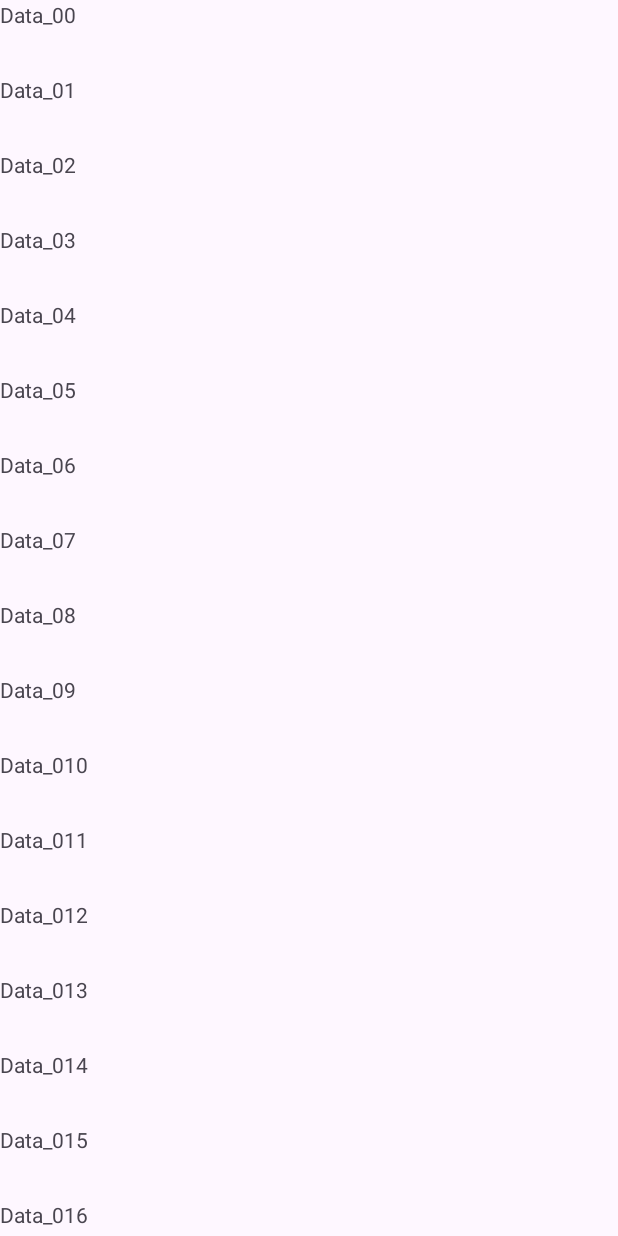
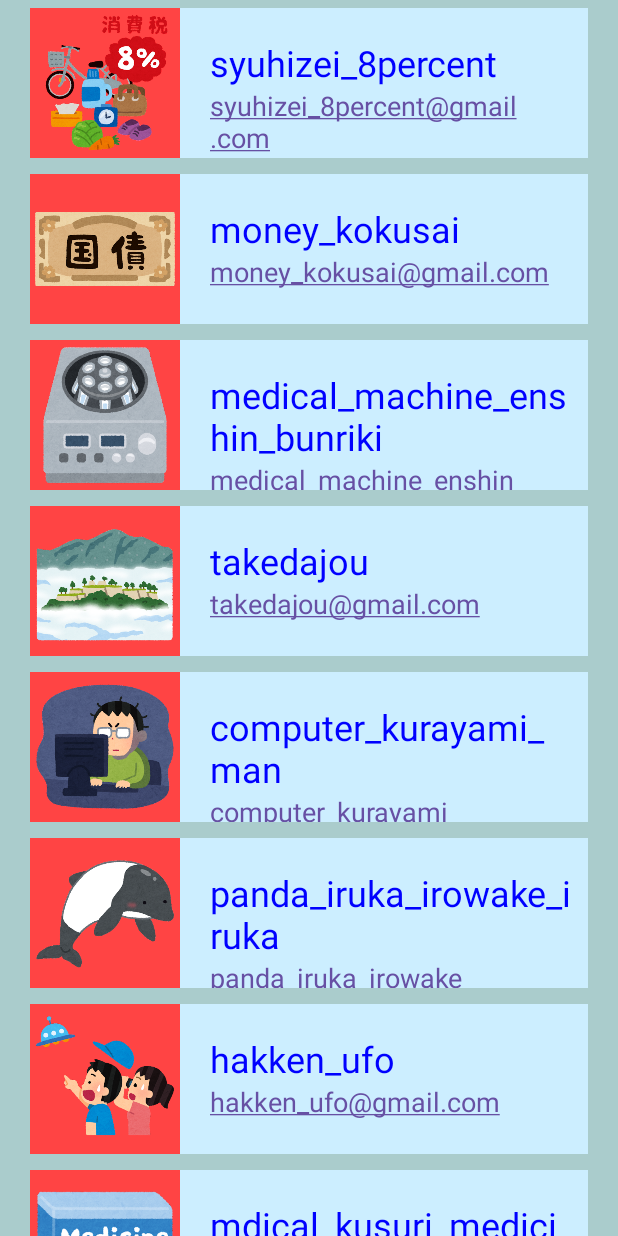
Before and after one commit to Pregum/ListUIPracticeAndroid, an Android app: the screen it shows after launch (MainActivity), on a phone screen of 412 x 824 dp. Run offline under Robolectric (Android 15) with nearby library versions, the phone set to English and light mode, and no system bars.

Commit message:
update: 画像を追加したCustom Cellを組み込んだRecyclerViewを実装

```diff
--- a/app/build.gradle.kts
+++ b/app/build.gradle.kts
@@ -44,4 +44,6 @@ dependencies {
     testImplementation("junit:junit:4.13.2")
     androidTestImplementation("androidx.test.ext:junit:1.1.5")
     androidTestImplementation("androidx.test.espresso:espresso-core:3.5.1")
+
+    implementation("androidx.recyclerview:recyclerview:1.3.1")
 }
--- a/app/src/main/java/com/example/arrayadapter2/MainActivity.kt
+++ b/app/src/main/java/com/example/arrayadapter2/MainActivity.kt
@@ -13,9 +13,40 @@ import java.util.Locale
 
 class MainActivity : AppCompatActivity() {
 
-    private val dataset: List<String> = (0 ..20).map {
-        String.format(Locale.ENGLISH, "Data_0%d", it)
+//    private val dataset: List<String> = (0 ..20).map {
+//        String.format(Locale.ENGLISH, "Data_0%d", it)
+//    }
+
+    companion object {
+        val names = listOf<String>(
+            "syuhizei_8percent",
+            "money_kokusai",
+            "medical_machine_enshin_bunriki",
+            "takedajou",
+            "computer_kurayami_man",
+            "panda_iruka_irowake_iruka",
+            "hakken_ufo",
+            "mdical_kusuri_medicine",
+            "mark_kokusan",
+            "buildng_iwate_ginkou"
+        )
+
+        val photos = listOf<Int>(
+            R.drawable.syouhizei_8percent,
+            R.drawable.money_kokusai,
+            R.drawable.medical_machine_enshin_bunriki,
+            R.drawable.takedajou,
+            R.drawable.computer_kurayami_man,
+            R.drawable.panda_iruka_irowake_iruka,
+            R.drawable.hakken_ufo,
+            R.drawable.medical_kusuri_medicine,
+            R.drawable.mark_kokusan,
+            R.drawable.buildng_iwate_ginkou
+        )
+
+
     }
+
     override fun onCreate(savedInstanceState: Bundle?) {
         super.onCreate(savedInstanceState)
         setContentView(R.layout.activity_main)
@@ -27,11 +58,16 @@ class MainActivity : AppCompatActivity() {
         recyclerView.setHasFixedSize(true)
 
         // use a linear layout manager
-        val rLayoutManager: LayoutManager = LinearLayoutManager(this)
+        val rLayoutManager = LinearLayoutManager(this)
+        recyclerView.layoutManager = rLayoutManager
+        val emails = mutableListOf<String>()
 
-        recyclerView.layoutManager = rLayoutManager
+        for (s in names) {
+            val str = String.format(Locale.ENGLISH, "%s@gmail.com", s)
+            emails.add(str)
+        }
 
-        val adapter = MyAdapter(dataset)
+        val adapter = MyAdapter(photos, names, emails)
         recyclerView.adapter = adapter
     }
 }
--- a/app/src/main/java/com/example/arrayadapter2/MyAdapter.kt
+++ b/app/src/main/java/com/example/arrayadapter2/MyAdapter.kt
@@ -3,40 +3,51 @@ package com.example.arrayadapter2
 import android.view.LayoutInflater
 import android.view.View
 import android.view.ViewGroup
+import android.widget.ImageView
 import android.widget.TextView
 import androidx.recyclerview.widget.RecyclerView
 
-class MyAdapter(dataSet: List<String>) : RecyclerView.Adapter<MyAdapter.ViewHolder>() {
+class MyAdapter(itemImages: List<Int>, itemNames: List<String>, itemEmails: List<String>) :
+    RecyclerView.Adapter<MyAdapter.ViewHolder>() {
 
-    private val localDataSet: List<String>
+    private val images: List<Int>
+    private val names: List<String>
+    private val emails: List<String>
 
-    /**
-     * Initialize the dataset of the Adapter.
-     *
-     * @param dataSet List<String> containing the data to populate views to be used
-     * by REcyclerView.
-     */
+
+    // Provide a suitable constructor (depends on the kind of dataset)
     init {
-        localDataSet = dataSet
+        images = itemImages
+        names = itemNames
+        emails = itemEmails
     }
 
 
+    // Provide a reference to the views for each data item
+    // COmplex data items may need more than one view per item, and
+    // you provide access to all the views for a data item in a view holder
     class ViewHolder(view: View) : RecyclerView.ViewHolder(view) {
-        private var _textView: TextView
+
+        // each data item is just a string in this case
+        val imageView: ImageView
+        val textView: TextView
+        val emailView: TextView
 
         init {
-            _textView = view.findViewById(R.id.text_view)
+            imageView = view.findViewById(R.id.image_view)
+            textView = view.findViewById(R.id.text_view)
+            emailView = view.findViewById(R.id.email_view)
         }
-
-        val textView: TextView
-            get() { return _textView }
     }
 
 
     // Create new views (invoked by the layout manager)
     override fun onCreateViewHolder(parent: ViewGroup, viewType: Int): ViewHolder {
+        // create anew view
         val view = LayoutInflater.from(parent.context)
             .inflate(R.layout.my_text_view, parent, false)
+
+        // set the view's size, margins, paddings and layout parameters
 
         return ViewHolder(view)
     }
@@ -44,14 +55,16 @@ class MyAdapter(dataSet: List<String>) : RecyclerView.Adapter<MyAdapter.ViewHold
     // Replace the contents of a view (invoked by the layout manager)
     override fun onBindViewHolder(holder: ViewHolder, position: Int) {
 
-        // Get element from your dataset at this position and replace the
-        // contents of the view with that element
-        holder.textView.setText(localDataSet[position])
+        // - get element from your dataset at this position
+        // - replace the contents of the view with that element
+        holder.imageView.setImageResource(images[position])
+        holder.textView.setText(names[position])
+        holder.emailView.setText(emails[position])
     }
 
     // Return the size of your dataset (invoked by the layout manager)
     override fun getItemCount(): Int {
-        return localDataSet.count()
+        return names.count()
     }
 
 }
--- a/app/src/main/res/layout/my_text_view.xml
+++ b/app/src/main/res/layout/my_text_view.xml
@@ -1,11 +1,60 @@
 <?xml version="1.0" encoding="utf-8"?>
 <LinearLayout xmlns:android="http://schemas.android.com/apk/res/android"
     android:layout_width="match_parent"
-    android:layout_height="wrap_content" >
+    android:layout_height="wrap_content"
+    android:background="#acc"
+    android:baselineAligned="false"
+    android:orientation="horizontal"
+    android:paddingLeft="20dp"
+    android:paddingTop="5dp"
+    android:paddingRight="20dp"
+    android:paddingBottom="5dp">
 
-    <TextView
-        android:id="@+id/text_view"
+    <RelativeLayout
         android:layout_width="wrap_content"
-        android:layout_height="50dp" />
+        android:layout_height="wrap_content">
+
+        <ImageView
+            android:layout_width="100dp"
+            android:layout_height="100dp"
+            android:background="#f44"
+            android:contentDescription="@string/description1" />
+
+
+        <ImageView
+            android:id="@+id/image_view"
+            android:layout_width="96dp"
+            android:layout_height="96dp"
+            android:layout_margin="2dp"
+            android:contentDescription="@string/description2" />
+    </RelativeLayout>
+
+    <LinearLayout
+        android:layout_width="0dp"
+        android:layout_height="match_parent"
+        android:layout_weight="1"
+        android:background="#cef"
+        android:orientation="vertical">
+
+        <TextView
+            android:id="@+id/text_view"
+            android:layout_width="wrap_content"
+            android:layout_height="wrap_content"
+            android:paddingStart="20dp"
+            android:paddingTop="20dp"
+            android:paddingEnd="10dp"
+            android:textColor="#00f"
+            android:textSize="24sp" />
+
+        <TextView
+            android:id="@+id/email_view"
+            android:layout_width="wrap_content"
+            android:layout_height="wrap_content"
+            android:layout_gravity="center_vertical"
+            android:autoLink="email"
+            android:paddingStart="20dp"
+            android:paddingEnd="10dp"
+            android:textSize="18sp" />
+    </LinearLayout>
 
 </LinearLayout>
--- a/app/src/main/res/values/strings.xml
+++ b/app/src/main/res/values/strings.xml
@@ -1,3 +1,5 @@
 <resources>
     <string name="app_name">ArrayAdapter2</string>
+    <string name="description1">background</string>
+    <string name="description2">picture</string>
 </resources>
```
Also changed, not shown: app/src/main/res/drawable/buildng_iwate_ginkou.png (added), app/src/main/res/drawable/computer_kurayami_man.png (added), app/src/main/res/drawable/hakken_ufo.png (added), app/src/main/res/drawable/mark_kokusan.png (added), app/src/main/res/drawable/medical_kusuri_medicine.png (added), app/src/main/res/drawable/medical_machine_enshin_bunriki.png (added), app/src/main/res/drawable/money_kokusai.png (added), app/src/main/res/drawable/panda_iruka_irowake_iruka.png (added), app/src/main/res/drawable/syouhizei_8percent.png (added), app/src/main/res/drawable/takedajou.png (added).
